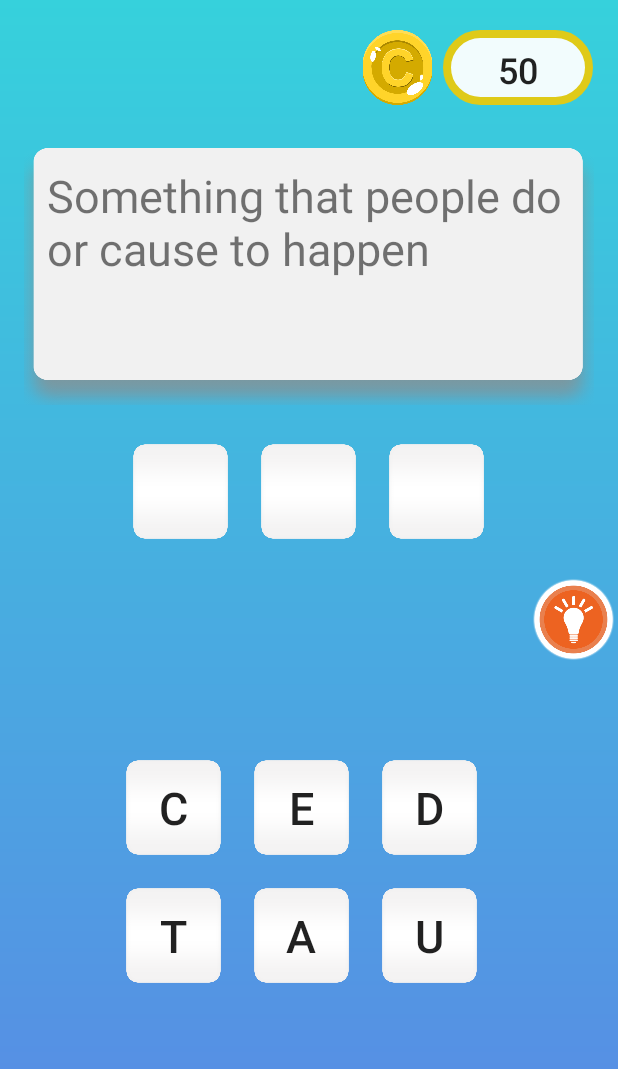
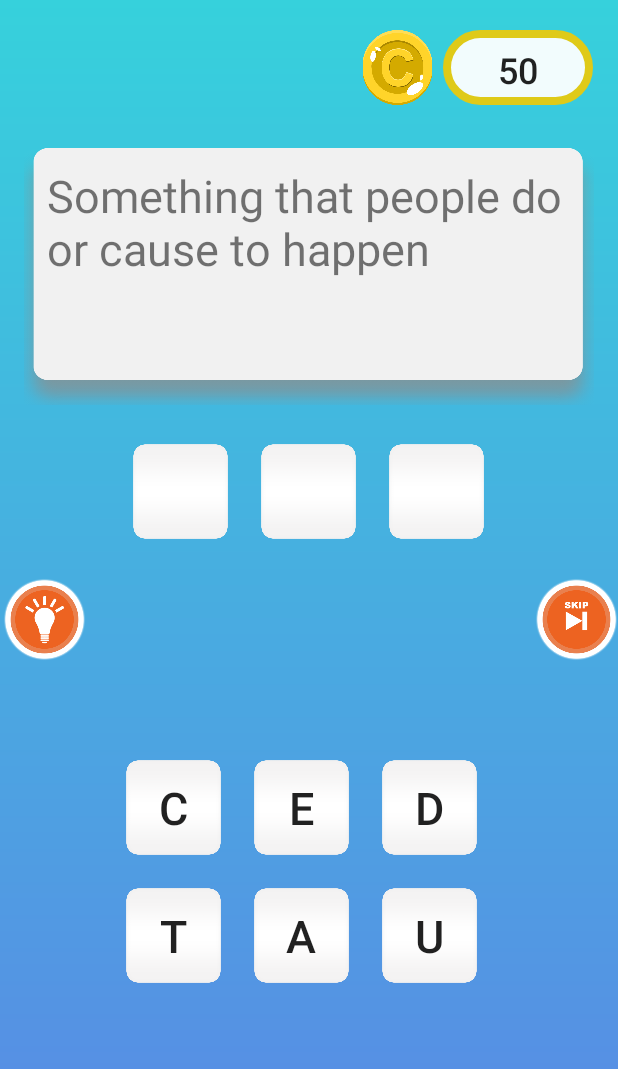
Before and after one commit to pceu/WordGame, an Android app: the LevelOneActivity screen opened directly, with no data from a screen before it, on a phone screen of 412 x 824 dp. Shown: the top 1069 px of the screen. Run offline under Robolectric (Android 15) with nearby library versions, the phone set to English and light mode, and no system bars.

Commit message:
implements skip Question for all levels - without popup message when user is not allowed to use this feature (will work on this later) - modify all the activities (both xml layout and java class) for all levels

```diff
--- a/app/src/main/res/layout/activity_level_one.xml
+++ b/app/src/main/res/layout/activity_level_one.xml
@@ -77,19 +77,25 @@
             android:textSize="38sp"/>
     </LinearLayout>
 
-    <LinearLayout
+    <RelativeLayout
         android:layout_width="wrap_content"
         android:layout_height="wrap_content"
-        android:layout_marginTop="20dp"
-        android:orientation="horizontal"
-        android:layout_gravity="end">
+        android:layout_marginTop="20dp">
         <Button
             android:id="@+id/l1HintButton"
             android:layout_width="55dp"
             android:layout_height="55dp"
-            android:layout_marginEnd="2dp"
+            android:layout_marginStart="2dp"
+            android:layout_alignParentStart="true"
             android:background="@drawable/hint_button" />
-    </LinearLayout>
+        <Button
+            android:id="@+id/l1SkipButton"
+            android:layout_width="55dp"
+            android:layout_height="55dp"
+            android:layout_marginStart="2dp"
+            android:layout_alignParentEnd="true"
+            android:background="@drawable/skip_button" />
+    </RelativeLayout>
 
     <LinearLayout
         android:layout_width="wrap_content"
```
Also changed, not shown: app/src/main/java/com/example/wordgame/LevelOneActivity.java (+35 -1 lines), app/src/main/java/com/example/wordgame/LevelThreeActivity.java (+29 -1 lines), app/src/main/java/com/example/wordgame/LevelTwoActivity.java (+30 -1 lines), app/src/main/res/layout/activity_level_three.xml (+12 -6 lines), app/src/main/res/layout/activity_level_two.xml (+12 -7 lines), app/src/main/res/drawable/skip_button.png (added).
